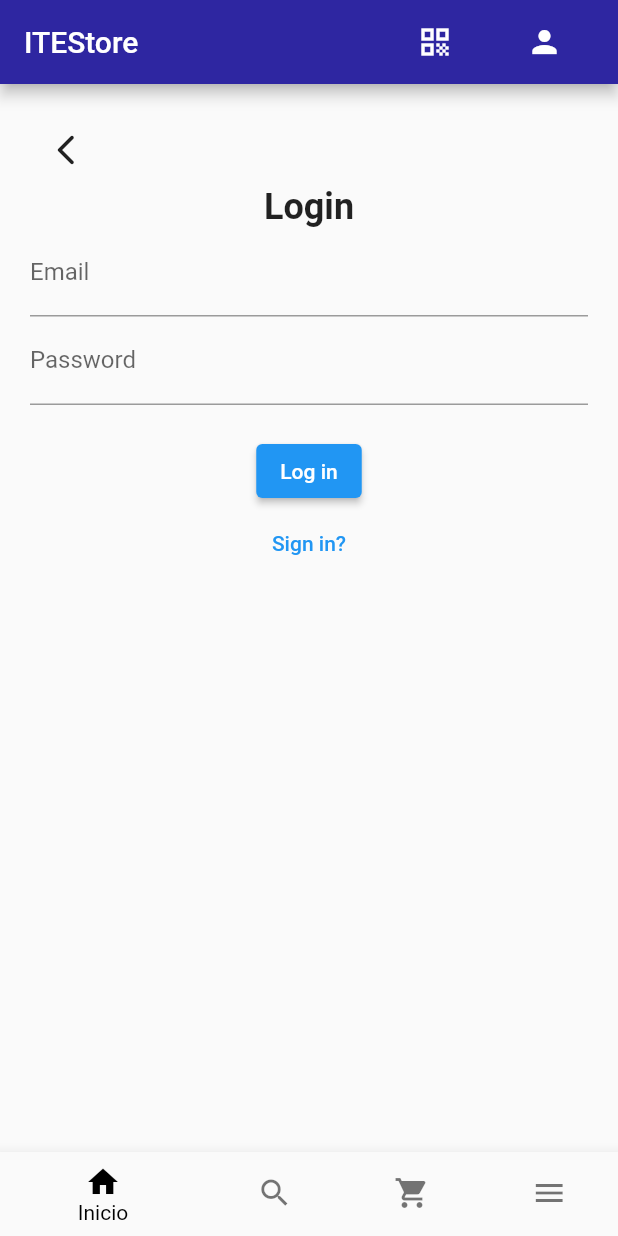
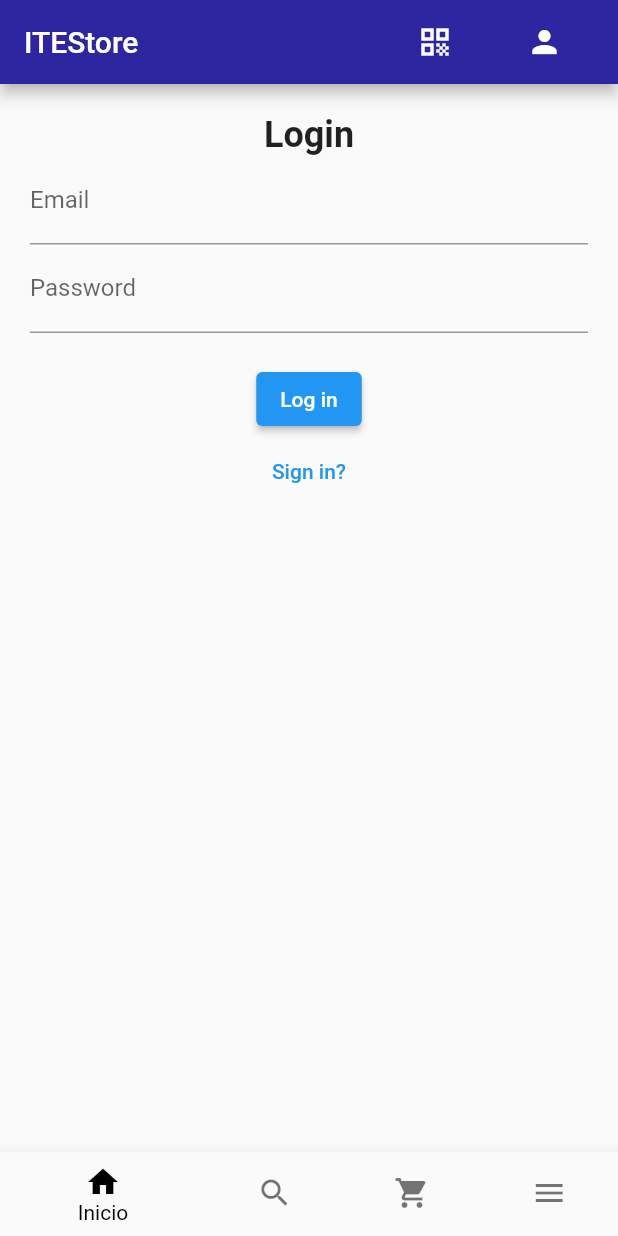
Before and after one commit to ChrisPereda0601/Proyecto-moviles, a Flutter app: the screen it shows after launch, on a phone screen of 412 x 824 dp. Run offline on Flutter 3.47's test engine with Material 2 defaults, Android fonts, the light colour scheme and no system bars; our stand-ins replace bloc, cloud_firestore, connectivity_plus, equatable, firebase_auth, firebase_core and 3 more; missing offline and left inert: flutter_paypal_checkout, qr_code_scanner; accounts and stored records are empty.

Commit message:
Button removed

```diff
--- a/lib/Pages/login.dart
+++ b/lib/Pages/login.dart
@@ -17,15 +17,6 @@ Form loginForm(BuildContext context) {
       padding: const EdgeInsets.all(20.0),
       child: Column(
         children: [
-          Align(
-            alignment: Alignment.centerLeft,
-            child: IconButton(
-              onPressed: () {
-                BlocProvider.of<StoreBloc>(context).add(GetProductsEvent());
-              },
-              icon: Icon(Icons.arrow_back_ios_new_rounded),
-            ),
-          ),
           Text(
             'Login',
             style: TextStyle(fontSize: 24, fontWeight: FontWeight.bold),
@@ -33,29 +24,11 @@ Form loginForm(BuildContext context) {
           TextFormField(
             controller: _emailController,
             decoration: InputDecoration(labelText: 'Email'),
-            // validator: (value) {
-            //   if (value.isEmpty || !value.contains('@')) {
-            //     return 'Please enter a valid email address';
-            //   }
-            //   return null;
-            // },
-            // onSaved: (value) {
-            //   _email = value;
-            // },
           ),
           TextFormField(
             controller: _passwordController,
             decoration: InputDecoration(labelText: 'Password'),
             obscureText: true,
-            // validator: (value) {
-            //   if (value.isEmpty || value.length < 6) {
-            //     return 'Password must be at least 6 characters';
-            //   }
-            //   return null;
-            // },
-            // onSaved: (value) {
-            //   _password = value;
-            // },
           ),
           SizedBox(height: 20),
           ElevatedButton(
```
